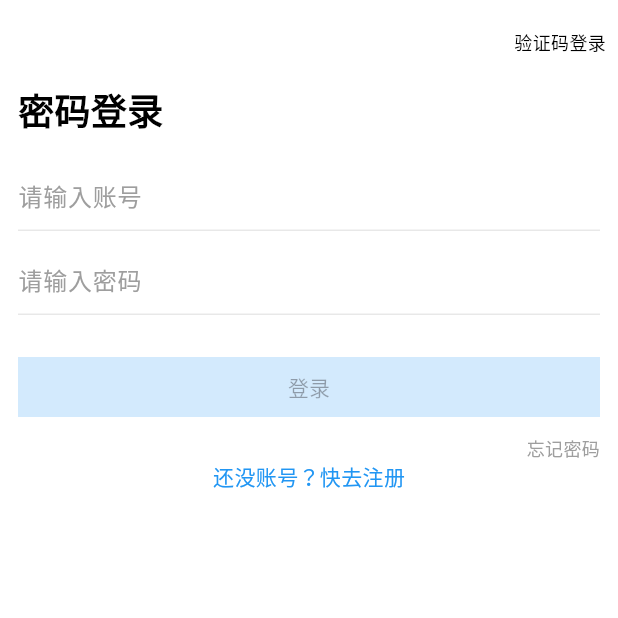
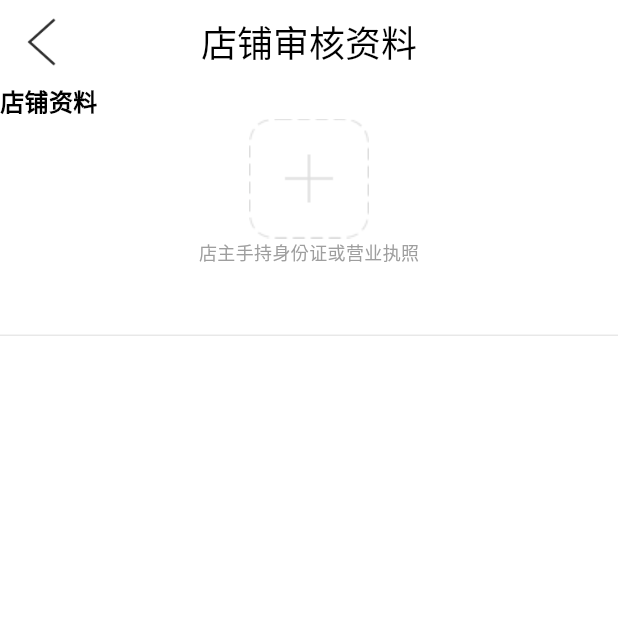
Before and after one commit to cjb-hio/project_deer, a Flutter app: the screen it shows after launch, on a phone screen of 412 x 824 dp, the top half of it. Run offline on Flutter 3.47's test engine with Material 3 defaults, Android fonts, the phone set to English and light mode, and no system bars; our stand-ins replace carousel_slider, get, logger, rxdart.

Commit message:
使用getx的路由导航

```diff
--- a/lib/core/go_router.dart
+++ b/lib/core/go_router.dart
@@ -1,16 +1,17 @@
-import 'package:go_router/go_router.dart';
+import 'package:get/get.dart';
 import 'package:project_deer/ui/GuidePage.dart';
 import 'package:project_deer/ui/LoginPage.dart';
+import 'package:project_deer/ui/ShopInfoPage.dart';
 import 'package:project_deer/ui/SplashPage.dart';
 
-final mainRouter = GoRouter(
-  routes: [
-    GoRoute(path: "/", builder: (context, state) => LoginPage()),
-    GoRoute(path: "/guide", builder: (context, state) => GuidePage()),
-    GoRoute(path: "/login", builder: (context, state) => LoginPage()),
-  ],
-);
+final List<GetPage> pageList = [
+  GetPage(name: ROUTE_SPLASH, page: () => SplashPage()),
+  GetPage(name: ROUTE_GUIDE, page: () => GuidePage()),
+  GetPage(name: ROUTE_LOGIN, page: () => LoginPage()),
+  GetPage(name: ROUTE_SHOP_INFO, page: () => ShopInfoPage()),
+];
 
 const String ROUTE_SPLASH = "/splash";
 const String ROUTE_GUIDE = "/guide";
 const String ROUTE_LOGIN = "/login";
+const String ROUTE_SHOP_INFO = "/shopInfo";
--- a/lib/main.dart
+++ b/lib/main.dart
@@ -5,18 +5,10 @@ import 'package:project_deer/core/go_router.dart';
 import 'core/AppBindings.dart';
 
 void main() {
-  runApp(GetMaterialApp(home: const MyApp(), initialBinding: AppBinding()));
-}
-
-class MyApp extends StatelessWidget {
-  const MyApp({super.key});
-
-  // This widget is the root of your application.
-  @override
-  Widget build(BuildContext context) {
-    return MaterialApp.router(
-      routerConfig: mainRouter,
-      title: 'Deer',
+  runApp(
+    GetMaterialApp(
+      initialRoute: ROUTE_SHOP_INFO,
+      getPages: pageList,
       theme: ThemeData(
         primaryColor: Colors.blue,
         scaffoldBackgroundColor: Colors.white,
@@ -39,6 +31,7 @@ class MyApp extends StatelessWidget {
           ),
         ),
       ),
-    );
-  }
+      initialBinding: AppBinding(),
+    ),
+  );
 }
--- a/lib/style/text_style.dart
+++ b/lib/style/text_style.dart
@@ -7,6 +7,19 @@ TextStyle titleTextLarge = TextStyle(
   fontWeight: FontWeight.bold,
 );
 
+TextStyle titleTextLargeNoBold = TextStyle(
+  color: Colors.black,
+  fontSize: 24,
+  fontWeight: FontWeight.normal,
+);
+TextStyle titleTextMedium = TextStyle(
+  color: Colors.black,
+  fontSize: 16,
+  fontWeight: FontWeight.bold,
+);
+
+
+
 
 
 TextStyle hintTextMediumStyle = TextStyle(
--- a/lib/ui/GuidePage.dart
+++ b/lib/ui/GuidePage.dart
@@ -2,7 +2,7 @@
 
 import 'package:carousel_slider/carousel_slider.dart';
 import 'package:flutter/material.dart';
-import 'package:go_router/go_router.dart';
+import 'package:get/get.dart';
 import 'package:project_deer/core/go_router.dart';
 import 'package:project_deer/ui/widget/load_image.dart';
 import 'package:project_deer/util/image_util.dart';
@@ -15,7 +15,7 @@ class GuidePage extends StatelessWidget {
     return Material(
       child: CarouselSlider(
         items: _getBannerList(() {
-          context.go(ROUTE_LOGIN);
+          Get.toNamed(ROUTE_LOGIN);
         }),
         options: CarouselOptions(
           height: MediaQuery.of(context).size.height, // 关键：使用屏幕高度
--- a/lib/ui/LoginPage.dart
+++ b/lib/ui/LoginPage.dart
@@ -38,7 +38,8 @@ class LoginPage extends GetView<LoginViewModel> {
                 () => ElevatedButton(
                   onPressed: controller.isLoginEnable.value
                       ? () {
-                          logger.i("onPressed");
+                          controller.login();
+
                         }
                       : null,
                   style: sureButtonStyle,
--- /dev/null
+++ b/lib/ui/ShopInfoPage.dart
@@ -0,0 +1,51 @@
+import 'package:flutter/material.dart';
+import 'package:get/get.dart';
+import 'package:project_deer/style/text_style.dart';
+import 'package:project_deer/ui/viewmodel/ShopInfoViewModel.dart';
+import 'package:project_deer/ui/widget/load_image.dart';
+
+class ShopInfoPage extends GetView<ShopInfoViewModel> {
+  const ShopInfoPage({super.key});
+
+  @override
+  Widget build(BuildContext context) {
+    return Scaffold(
+      appBar: AppBar(
+        leading: IconButton(
+          onPressed: () {},
+          icon: LoadAssetsImage("ic_back_black"),
+        ),
+        title: Text("店铺审核资料", style: titleTextLargeNoBold),
+        centerTitle: true,
+      ),
+      body: Column(
+        crossAxisAlignment: CrossAxisAlignment.stretch,
+        children: [
+          Text("店铺资料", style: titleTextMedium),
+          Column(
+            crossAxisAlignment: CrossAxisAlignment.center,
+            children: [
+              IconButton(
+                onPressed: () {},
+                style: IconButton.styleFrom(
+                  padding: EdgeInsets.zero, // 移除默认内边距
+                  shape: RoundedRectangleBorder(
+                    borderRadius: BorderRadius.circular(12),
+                  ),
+                ),
+                icon: LoadAssetsImage(
+                  "icon_zj",
+                  prefix: "store",
+                  fit: BoxFit.fill,
+                ),
+              ),
+              Text("店主手持身份证或营业执照", style: hintTextMediumStyle),
+            ],
+          ),
+
+          TextField()
+        ],
+      ),
+    );
+  }
+}
--- a/lib/ui/SplashPage.dart
+++ b/lib/ui/SplashPage.dart
@@ -1,7 +1,7 @@
 import 'dart:async';
 
 import 'package:flutter/material.dart';
-import 'package:go_router/go_router.dart';
+import 'package:get/get.dart';
 import 'package:logger/logger.dart';
 import 'package:project_deer/core/go_router.dart';
 import 'package:project_deer/ui/widget/load_image.dart';
@@ -49,6 +49,6 @@ class _SplashPageState extends State<SplashPage> {
   }
 
   void _goSplashPage() {
-    context.replace(ROUTE_GUIDE);
+    Get.replace(ROUTE_GUIDE);
   }
 }
--- /dev/null
+++ b/lib/ui/viewmodel/ShopInfoViewModel.dart
@@ -0,0 +1,3 @@
+import 'package:get/get.dart';
+
+class ShopInfoViewModel extends GetxController {}
--- a/lib/util/image_util.dart
+++ b/lib/util/image_util.dart
@@ -4,8 +4,8 @@ class LocalImageUtil {
     String? prefix,
     ImageFormat format = ImageFormat.png,
   }) {
-    String p = prefix ?? "";
-    return "assets/images/$p/$name.${format.name}";
+    String p = prefix == null ? "" : "/$prefix";
+    return "assets/images$p/$name.${format.name}";
   }
 }
 
--- a/pubspec.yaml
+++ b/pubspec.yaml
@@ -36,7 +36,6 @@ dependencies:
   cupertino_icons: ^1.0.8
   logger: ^2.0.0  # 最新稳定版
   rxdart: ^0.28.0
-  go_router: ^6.5.0  # 最新稳定版
   carousel_slider: ^5.0.0 #轮播图
   get: ^4.7.3
 
@@ -64,3 +63,4 @@ flutter:
   assets:
     - assets/images/
     - assets/images/login/
+    - assets/images/store/
```
Also changed, not shown: lib/ui/viewmodel/LoginViewModel.dart (+7 -0 lines).
